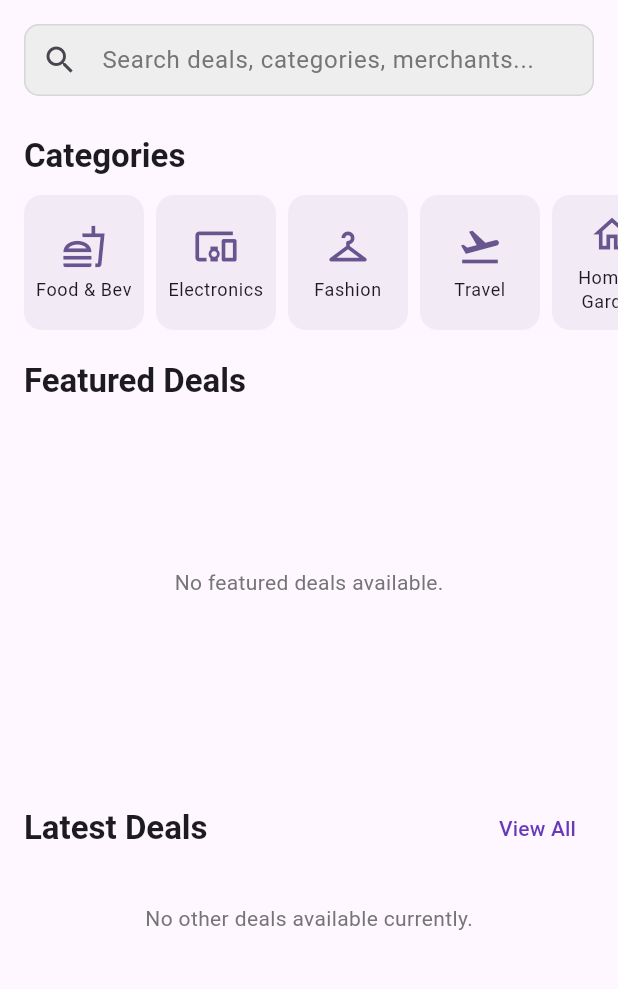
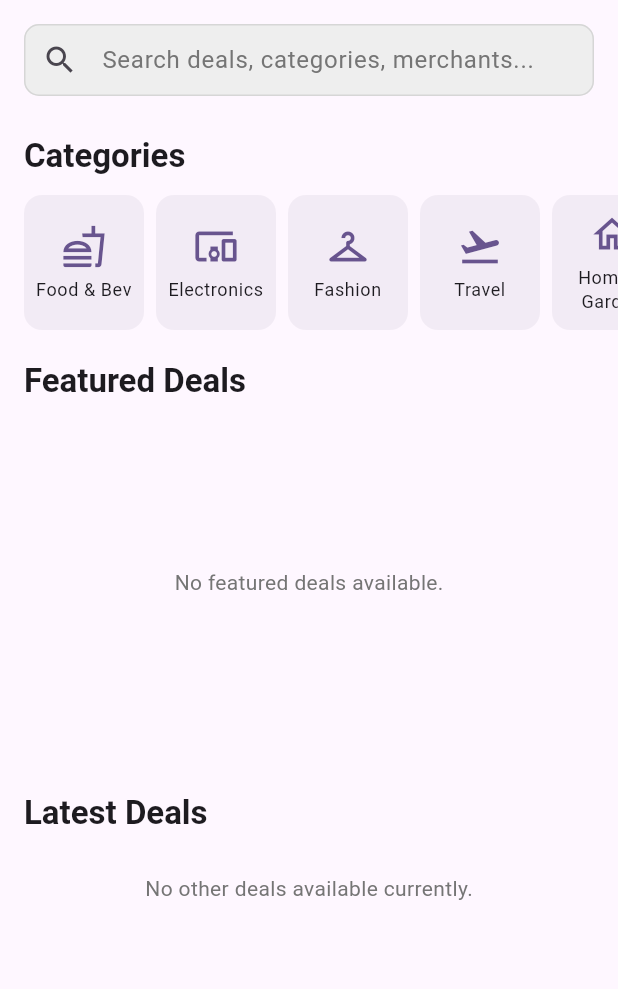
Before and after one commit to deepalweb/DealFinder, a Flutter app: the HomeScreen screen opened directly, on a phone screen of 412 x 824 dp, the part 84-1073 px from its top. Run offline on Flutter 3.47's test engine with Material 3 defaults, Android fonts, the phone set to English and light mode, and no system bars; our stand-ins replace shared_preferences, shimmer; accounts and stored records are empty; network calls fail.

Commit message:
feat: Display all latest deals directly on HomeScreen
- Modified HomeScreen's 'Latest Deals' section to show all promotions after the first 10 featured deals, instead of a limited preview.
- Removed the 'View All' button from the 'Latest Deals' section header as all items are now displayed directly.

```diff
--- a/mobile_app/lib/src/screens/home_screen.dart
+++ b/mobile_app/lib/src/screens/home_screen.dart
@@ -250,28 +250,15 @@ class _HomeScreenState extends State<HomeScreen> {
            SliverToBoxAdapter(
             child: Padding(
               padding: const EdgeInsets.fromLTRB(16.0, 20.0, 16.0, 10.0),
-              child: Row(
-                mainAxisAlignment: MainAxisAlignment.spaceBetween,
-                children: [
-                  Text(
-                    'Latest Deals', // Renamed from 'Nearby Deals'
-                     style: Theme.of(context).textTheme.titleLarge?.copyWith(fontWeight: FontWeight.bold),
-                  ),
-                  TextButton(
-                    onPressed: () {
-                       Navigator.push(
-                        context,
-                        MaterialPageRoute(builder: (context) => const DealsListScreen()),
-                      );
-                    },
-                    child: const Text('View All'),
-                  )
-                ],
+              // Row is no longer needed if "View All" is removed, title can be directly in Padding
+              child: Text(
+                'Latest Deals', // Renamed from 'Nearby Deals'
+                 style: Theme.of(context).textTheme.titleLarge?.copyWith(fontWeight: FontWeight.bold),
               ),
             ),
           ),
 
-          // --- Nearby Deals List ---
+          // --- Latest Deals List (previously Nearby Deals) ---
           FutureBuilder<List<Promotion>>(
             future: _allPromotionsFuture, // Use the single future
             builder: (context, snapshot) {
@@ -299,12 +286,12 @@ class _HomeScreenState extends State<HomeScreen> {
                 );
               }
               final allPromotions = snapshot.data!;
-              List<Promotion> nearbyDeals = [];
+              List<Promotion> latestDeals = [];
               if (allPromotions.length > 10) {
-                nearbyDeals = allPromotions.skip(10).take(10).toList();
+                latestDeals = allPromotions.skip(10).toList(); // Removed .take(10)
               }
 
-              if (nearbyDeals.isEmpty) {
+              if (latestDeals.isEmpty) {
                  return SliverToBoxAdapter(
                   child: Container(
                     padding: const EdgeInsets.all(16.0),
@@ -316,7 +303,7 @@ class _HomeScreenState extends State<HomeScreen> {
               return SliverList(
                 delegate: SliverChildBuilderDelegate(
                   (context, index) {
-                    final promotion = nearbyDeals[index];
+                    final promotion = latestDeals[index];
                     return InkWell(
                       onTap: () {
                         Navigator.push(
@@ -329,7 +316,7 @@ class _HomeScreenState extends State<HomeScreen> {
                       child: DealCard(promotion: promotion),
                     );
                   },
-                  childCount: nearbyDeals.length,
+                  childCount: latestDeals.length,
                 ),
               );
             },
```
